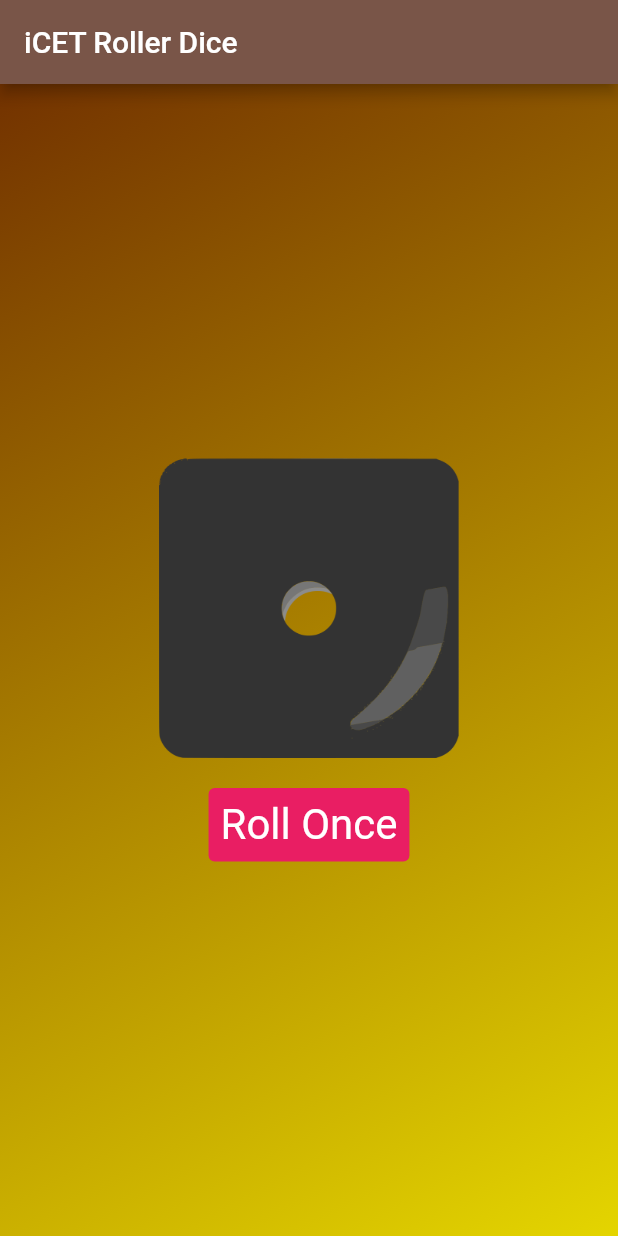
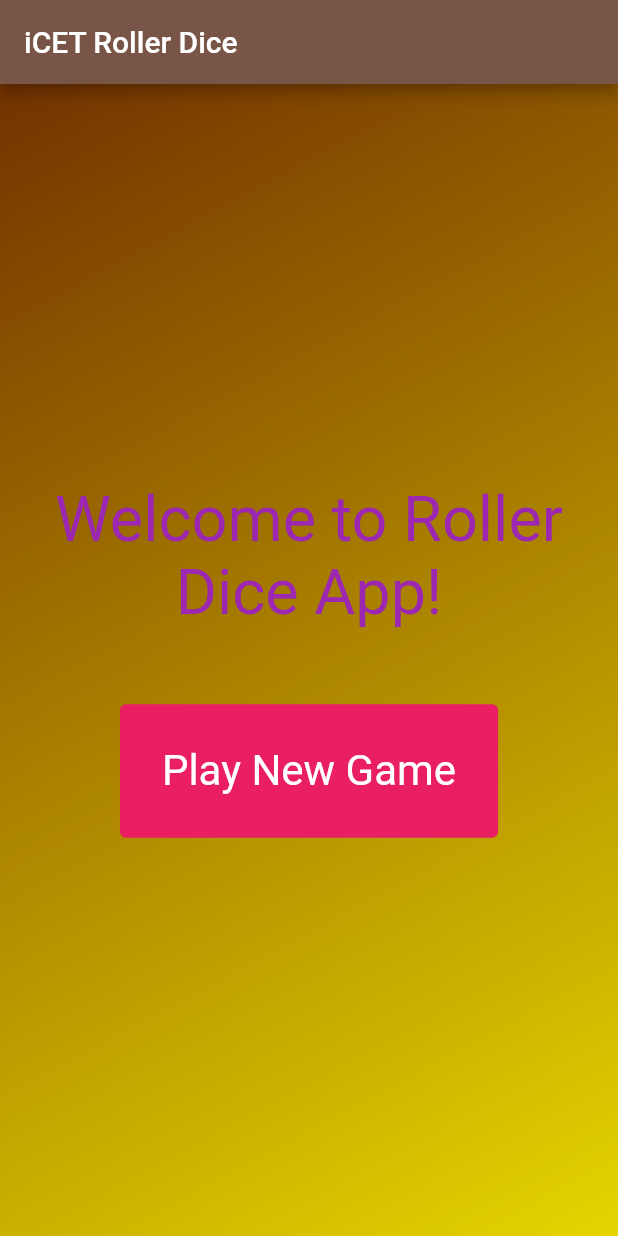
Before and after one commit to shlncooray/icet_flutter_session_2, a Flutter app: the screen it shows after launch, on a phone screen of 412 x 824 dp. Run offline on Flutter 3.47's test engine with Material 2 defaults, Android fonts, the phone set to English and light mode, and no system bars.

Commit message:
in progress

```diff
--- a/roller_dice/lib/gradient_container.dart
+++ b/roller_dice/lib/gradient_container.dart
@@ -5,6 +5,7 @@
 /// gradient_container.dart - Body Container of the application
 
 import 'package:flutter/material.dart';
+import 'package:role_dice_test/new_game.dart';
 import 'package:role_dice_test/roller_dice.dart';
 
 const beginAlignment = Alignment.topLeft;
@@ -20,6 +21,6 @@ class GradientContainer extends StatelessWidget {
         decoration: BoxDecoration(
             gradient: LinearGradient(
                 colors: colors, begin: beginAlignment, end: endAlignment)),
-        child: const Center(child: RollerDice()));
+        child: const Center(child: NewGame()));
   }
 }
--- /dev/null
+++ b/roller_dice/lib/new_game.dart
@@ -0,0 +1,65 @@
+import 'package:flutter/material.dart';
+import 'package:role_dice_test/roller_dice.dart';
+
+class NewGame extends StatefulWidget {
+  const NewGame({super.key});
+
+  @override
+  State<NewGame> createState() => _NewGameState();
+}
+
+class _NewGameState extends State<NewGame> {
+  bool isNewGameStarted = false;
+
+  @override
+  Widget build(BuildContext context) {
+    return isNewGameStarted
+        ? Column(
+            mainAxisSize: MainAxisSize.min,
+            children: [
+              const RollerDice(),
+              const SizedBox(
+                height: 50,
+              ),
+              InkWell(
+                onTap: () {
+                  setState(() {
+                    isNewGameStarted = false;
+                  });
+                },
+                child: const Text(
+                  '< Back to Home',
+                  style: TextStyle(color: Colors.blue, fontSize: 24),
+                ),
+              )
+            ],
+          )
+        : Column(
+            mainAxisSize: MainAxisSize.min,
+            children: [
+              Container(
+                margin: const EdgeInsets.only(bottom: 50),
+                child: const Text(
+                  'Welcome to Roller Dice App!',
+                  textAlign: TextAlign.center,
+                  style: TextStyle(color: Colors.purple, fontSize: 42),
+                ),
+              ),
+              TextButton(
+                  onPressed: () {
+                    setState(() {
+                      isNewGameStarted = true;
+                    });
+                  },
+                  style: TextButton.styleFrom(
+                      backgroundColor: Colors.pink,
+                      foregroundColor: Colors.white,
+                      textStyle: const TextStyle(fontSize: 28)),
+                  child: const Padding(
+                    padding: EdgeInsets.all(20),
+                    child: Text('Play New Game'),
+                  ))
+            ],
+          );
+  }
+}
```
